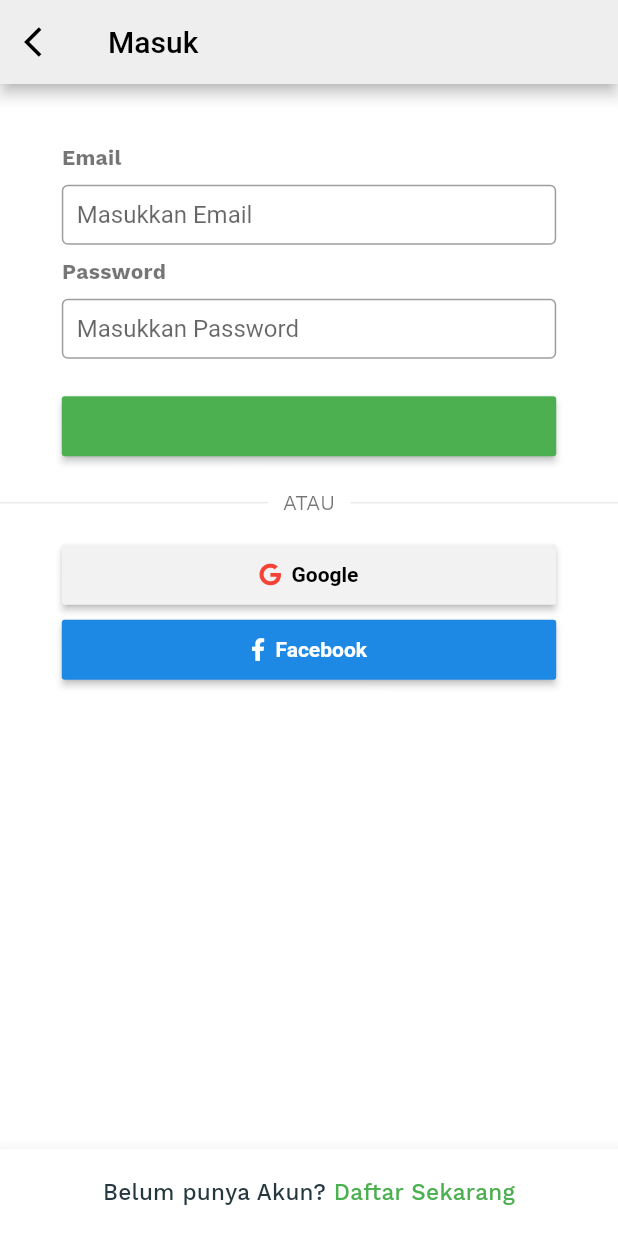
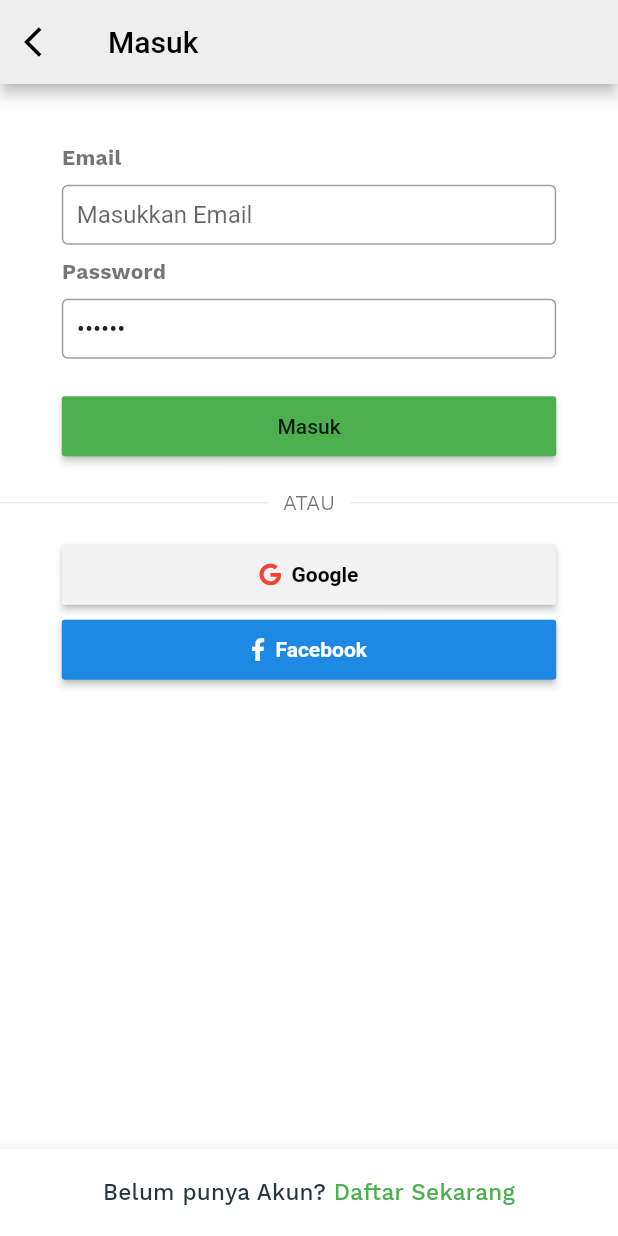
Before and after one commit to vreallyla/toko-terserah-mobile, a Flutter app: the LoginScreen screen opened by its route, after a tap on "Masuk", on a phone screen of 412 x 824 dp. Run offline on Flutter 3.47's test engine with Material 2 defaults, Android fonts, the phone set to English and light mode, and no system bars; our stand-ins replace carousel_slider, expandable, font_awesome_flutter, photo_view, smooth_star_rating; missing offline and left inert: barcode_flutter, icon_shadow; network calls fail.

Commit message:
test api login

```diff
--- a/lib/fitness_app/login/form_login_view.dart
+++ b/lib/fitness_app/login/form_login_view.dart
@@ -3,12 +3,12 @@ import 'package:best_flutter_ui_templates/model/login_model.dart';
 import 'package:flutter/material.dart';
 import 'package:font_awesome_flutter/font_awesome_flutter.dart';
 
-class formLoginView extends StatefulWidget {
+class FormLoginView extends StatefulWidget {
   @override
-  _formLoginViewState createState() => _formLoginViewState();
+  _FormLoginViewState createState() => _FormLoginViewState();
 }
 
-class _formLoginViewState extends State<formLoginView> {
+class _FormLoginViewState extends State<FormLoginView> {
   TextEditingController emailInput = new TextEditingController();
   TextEditingController passwordInput = new TextEditingController();
   Widget buttonSubmit;
@@ -23,22 +23,26 @@ class _formLoginViewState extends State<formLoginView> {
   void changeButton() {
     Widget childButton;
 
-    if (!test) {
+    if (!test || loginModel != null) {
       childButton = Text(
         'Masuk',
         style: TextStyle(fontWeight: FontWeight.bold, color: Colors.white),
       );
     } else {
-      Spinner(icon: Icons.access_alarm);
+      childButton =
+          Spinner(icon: FontAwesomeIcons.spinner, color: Colors.white);
     }
+    test = false;
+
     buttonSubmit = RaisedButton(
       onPressed: () {
-        // LoginModel.connectToAPI('tahu', 'tempe').then((value) {
-        setState(() {
-          test = true;
-          changeButton();
+        // changeButton();
+        LoginModel.connectToAPI((emailInput != null ? emailInput.text : ''),
+                (passwordInput != null ? passwordInput.text : ''))
+            .then((value) {
+          loginModel = value;
+          setState(() {});
         });
-        // });
       },
       color: Colors.green,
       child: childButton,
@@ -55,18 +59,6 @@ class _formLoginViewState extends State<formLoginView> {
           sizeu.width / 10, sizeu.width / 10, sizeu.width / 10, 15),
       decoration: BoxDecoration(
         color: Colors.white,
-        boxShadow: [
-          //background color of box
-          // BoxShadow(
-          //   color: Colors.black12,
-          //   blurRadius: 0.5, // soften the shadow
-          //   spreadRadius: .5, //extend the shadow
-          //   offset: Offset(
-          //     .5, // Move to right 10  horizontally
-          //     .5, // Move to bottom 10 Vertically
-          //   ),
-          // ),
-        ],
       ),
       child: Column(
         crossAxisAlignment: CrossAxisAlignment.start,
@@ -74,7 +66,7 @@ class _formLoginViewState extends State<formLoginView> {
           Container(
               alignment: Alignment.topLeft,
               padding: EdgeInsets.only(bottom: 10),
-              child: Text('Email',
+              child: Text('Email' + (emailInput != null ? emailInput.text : ''),
                   style: TextStyle(
                       color: Colors.black54, fontWeight: FontWeight.bold))),
           SizedBox(
@@ -100,7 +92,7 @@ class _formLoginViewState extends State<formLoginView> {
           Container(
               alignment: Alignment.topLeft,
               padding: EdgeInsets.only(bottom: 10, top: 10),
-              child: Text('Password',
+              child: Text('Password' + passwordInput.text,
                   style: TextStyle(
                       color: Colors.black54, fontWeight: FontWeight.bold))),
           SizedBox(
@@ -128,7 +120,27 @@ class _formLoginViewState extends State<formLoginView> {
               margin: EdgeInsets.only(top: 25),
               width: sizeu.width - sizeu.width / 5,
               height: 40,
-              child: buttonSubmit),
+              child: RaisedButton(
+                onPressed: () {
+                  // changeButton();
+                  passwordInput.text = 'secret';
+                  String a = 'aa';
+                  LoginModel.connectToAPI(
+                          (emailInput.text != null ? emailInput.text : ''),
+                          (passwordInput.text != null
+                              ? passwordInput.text
+                              : ''))
+                      .then((value) {
+                    // emailInput.text = value.error.toString();
+
+                    loginModel = value;
+                    print(loginModel.data);
+                    setState(() {});
+                  });
+                },
+                color: Colors.green,
+                child: Text('Masuk'),
+              )),
         ],
       ),
     );
--- a/lib/fitness_app/login/login_screen.dart
+++ b/lib/fitness_app/login/login_screen.dart
@@ -73,7 +73,7 @@ class _LoginScreenState extends State<LoginScreen> {
             Container(
               child: ListView(
                 children: <Widget>[
-                  formLoginView(),
+                  FormLoginView(),
                   DividerText(),
                   otherMethodButton(),
                 ],
--- a/lib/model/login_model.dart
+++ b/lib/model/login_model.dart
@@ -1,29 +1,58 @@
 import 'dart:convert';
 
+import 'package:best_flutter_ui_templates/Constant/Constant.dart';
 import 'package:http/http.dart' as http;
+// import 'package:localstorage/localstorage.dart';
 
 class LoginModel {
-  String id;
-  String name;
-  String job;
-  String created;
+  bool error;
+  var data;
 
-  LoginModel({this.id, this.name, this.job, this.created});
+  LoginModel({
+    this.error,
+    this.data,
+  });
 
-  factory LoginModel.fromJson(Map<String, dynamic> object) => LoginModel(
-        id: object['id'],
-        name: object['name'],
-        job: object['job'],
-        created: object['createdAt'],
-      );
+  factory LoginModel.createLoginModel(Map<String, dynamic> object) {
+    return LoginModel(
+      error: object['error'],
+      data: object['data'],
+    );
+  }
 
-  static Future<LoginModel> connectToAPI(String name, String job) async {
-    String apiURL = "https://reqres.in/api/users";
+  static Future<LoginModel> connectToAPI(String email, String pass) async {
+    // final LocalStorage storage = new LocalStorage('auth');
+    String apiURL = BASE_URL + "api/auth/login";
 
-    var apiResult = await http.post(apiURL, body: {"name": name, "job": job});
+    var apiResult = await http.post(apiURL,
+        body: {"email": email, "password": pass},
+        headers: {"Accept": "application/json"});
+    // print(jsonDecode(apiResult.body));
 
-    var jsonObject = json.decode(apiResult.body);
+    // return LoginModel.createLoginModel(
+    //     {"error": apiResult.statusCode, "data": {}});
 
-    return LoginModel.fromJson(jsonObject);
+    try {
+      if (apiResult.statusCode == 201 || apiResult.statusCode == 200) {
+        var jsonObject = json.decode(apiResult.body);
+        // Object res = LoginModel.createLoginModel(jsonObject);
+
+        print('post login success');
+        print(jsonObject['token']);
+        return LoginModel(
+          error: false,
+          data: jsonObject,
+        );
+      } else if (apiResult.statusCode == 401) {
+        print('error 401');
+        useCode(true, "MSG_WRONG");
+
+        return LoginModel.createLoginModel(RES);
+      }
+    } catch (e) {
+      print('error catch');
+      print(e);
+      return null;
+    }
   }
 }
```
Also changed, not shown: lib/Constant/Constant.dart (added, +27 -0 lines), lib/event/animation/spinner.dart (+11 -6 lines), assets/fitness_app/not_found.gif (added), 2 other files.
